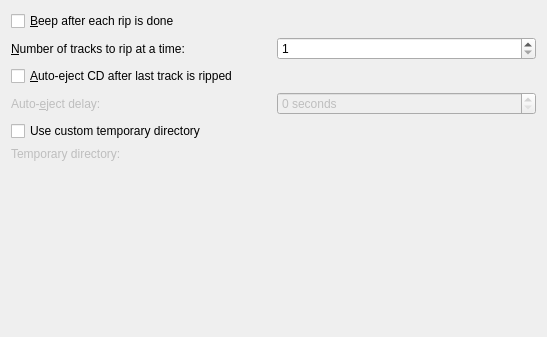
The window that ripconfig.ui (KDE/kaudiocreator) describes before a commit, drawn with Qt 5; both pictures show x 0 to 547 and y 0 to 337 of the 547 by 526 pixel window.
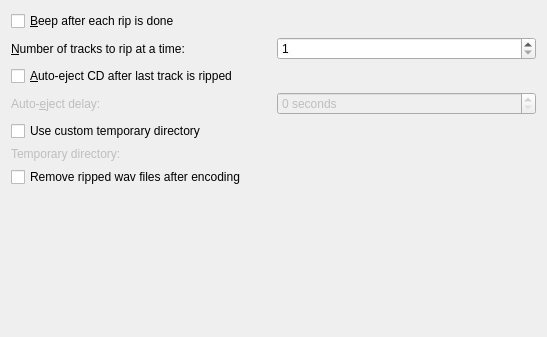
The same window after the commit. Custom widgets are drawn as their Qt base class.

```diff
--- a/ripconfig.ui
+++ b/ripconfig.ui
@@ -1,11 +1,11 @@
 <ui version="4.0" >
  <class>RipConfig</class>
- <widget class="QWidget" name="RipConfig" >
-  <property name="geometry" >
+ <widget class="QWidget" name="RipConfig">
+  <property name="geometry">
    <rect>
     <x>0</x>
     <y>0</y>
-    <width>525</width>
+    <width>537</width>
     <height>526</height>
    </rect>
   </property>
@@ -142,6 +142,16 @@
      </item>
     </layout>
    </item>
+   <item>
+    <widget class="QCheckBox" name="kcfg_removeRippedWavs">
+     <property name="toolTip">
+      <string>After encoding, remove wav files that were ripped from CD (files encoded from disk are always kept).</string>
+     </property>
+     <property name="text">
+      <string>Remove ripped wav files after encoding</string>
+     </property>
+    </widget>
+   </item>
    <item>
     <spacer>
      <property name="orientation" >
@@ -160,12 +170,12 @@
    </item>
   </layout>
  </widget>
- <layoutdefault spacing="6" margin="11" />
+ <layoutdefault spacing="6" margin="11"/>
  <pixmapfunction>qPixmapFromMimeSource</pixmapfunction>
  <customwidgets>
   <customwidget>
    <class>KUrlRequester</class>
-   <extends>QWidget</extends>
+   <extends>QFrame</extends>
    <header>kurlrequester.h</header>
   </customwidget>
  </customwidgets>
```
Left out of the diff: 119 changed lines with no effect on the pictures.
